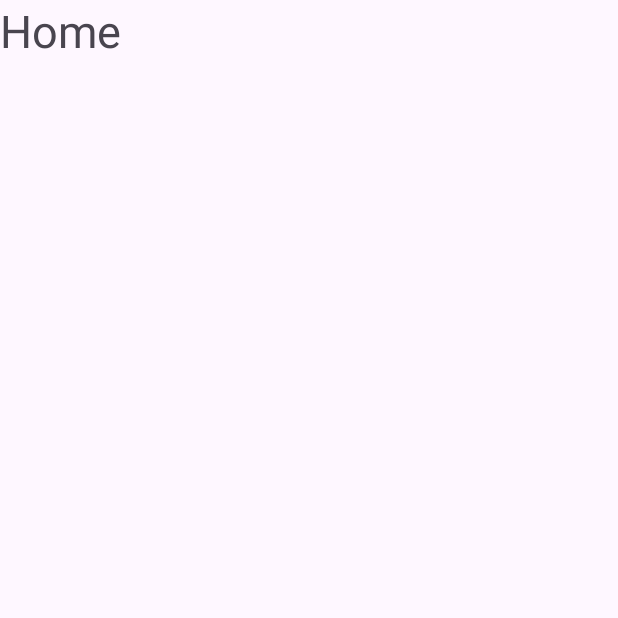
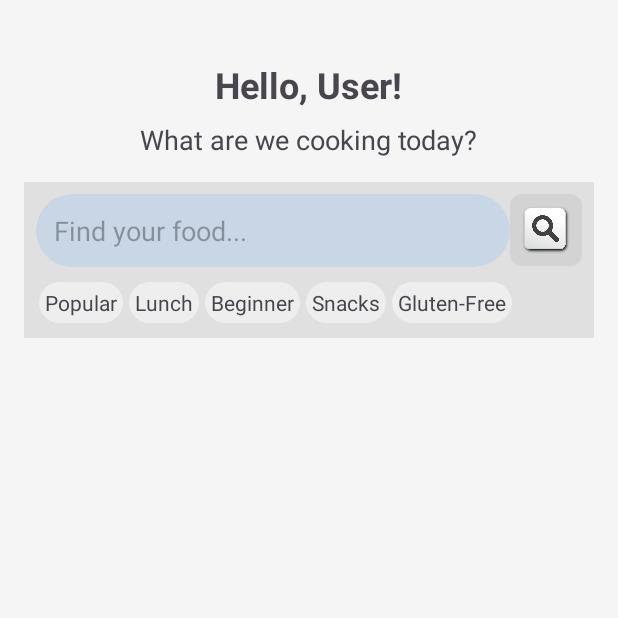
Before and after one commit to Sophiayangg/CS407-final-project, an Android app: the Home screen opened directly, with no data from a screen before it, on a phone screen of 412 x 824 dp, the top half of it. Before the commit the part shown is almost empty. Run offline under Robolectric (Android 15) with nearby library versions, the light colour scheme and no system bars.

Commit message:
starting on home page

```diff
--- a/app/src/main/java/com/cs407/final_project/DBHelper.java
+++ b/app/src/main/java/com/cs407/final_project/DBHelper.java
@@ -54,4 +54,37 @@ public class DBHelper{
         }
         return false;
     }
+
+    public String getFirstName(String email) {
+        String firstName = null;
+        Cursor cursor = null;
+        try {
+            // Prepare query to select the first name of the user with the given email
+            String query = "SELECT firstname FROM users WHERE email = ?";
+            cursor = sqLiteDatabase.rawQuery(query, new String[]{email});
+
+            // Check if the cursor has at least one result
+            if (cursor.moveToFirst()) {
+                int firstNameIndex = cursor.getColumnIndex("firstname");
+
+                // Check if the index is valid
+                if (firstNameIndex != -1) {
+                    firstName = cursor.getString(firstNameIndex);
+                } else {
+                    // Handle the case where the column doesn't exist
+                    // This could throw an exception or return null
+                }
+            }
+        } catch (Exception e) {
+            // Handle exceptions
+            e.printStackTrace();
+        } finally {
+            // Make sure to close the cursor
+            if (cursor != null && !cursor.isClosed()) {
+                cursor.close();
+            }
+        }
+        return firstName;
+    }
+
 }
--- a/app/src/main/java/com/cs407/final_project/Home.java
+++ b/app/src/main/java/com/cs407/final_project/Home.java
@@ -3,12 +3,59 @@ package com.cs407.final_project;
 import androidx.appcompat.app.AppCompatActivity;
 
 import android.os.Bundle;
+import android.text.TextUtils;
+import android.view.View;
+import android.widget.EditText;
+import android.widget.TextView;
+
+import java.util.HashSet;
+import java.util.Set;
 
 public class Home extends AppCompatActivity {
+
+    // A set to keep track of selected search terms
+    private Set<String> selectedSearchTerms = new HashSet<>();
 
     @Override
     protected void onCreate(Bundle savedInstanceState) {
         super.onCreate(savedInstanceState);
         setContentView(R.layout.activity_home);
+        TextView tvGreeting = findViewById(R.id.tvGreeting);
+        String name = getIntent().getStringExtra("USER_NAME"); // Get the name passed from MainActivity
+        if (name != null) {
+            tvGreeting.setText("Hello, " + name + "!");
+        } else {
+            tvGreeting.setText("Hello, User!");
+        }
     }
+
+    // The click handler for popular search terms
+    public void onPopularTermClick(View view) {
+        if (view instanceof TextView) {
+            TextView textView = (TextView) view;
+            String term = textView.getText().toString();
+
+            // Check if the term is already selected
+            if (selectedSearchTerms.contains(term)) {
+                // If it is, remove it from the set and change the background to indicate it's not selected
+                selectedSearchTerms.remove(term);
+                textView.setBackground(getDrawable(R.drawable.popular_term_background));
+            } else {
+                // If it's not, add it to the set and change the background to indicate it's selected
+                selectedSearchTerms.add(term);
+                textView.setBackground(getDrawable(R.drawable.popular_term_background_selected));
+            }
+
+            updateSearchBar();
+        }
+    }
+
+    // Update the search bar with the selected terms
+    private void updateSearchBar() {
+        EditText etSearch = findViewById(R.id.etSearch);
+        // Join the selected terms with a space and set it to the search bar
+        String searchTerms = TextUtils.join(" ", selectedSearchTerms);
+        etSearch.setText(searchTerms);
+    }
+
 }
--- a/app/src/main/java/com/cs407/final_project/Login.java
+++ b/app/src/main/java/com/cs407/final_project/Login.java
@@ -53,18 +53,23 @@ public class Login extends AppCompatActivity {
                 Context context = getApplicationContext();
                 SQLiteDatabase sqLiteDatabase = context.openOrCreateDatabase("users",Context.MODE_PRIVATE,null);
                 DBHelper dbHelper = new DBHelper(sqLiteDatabase);
-                if(dbHelper.authenticateUser(email,password)){
+                if (dbHelper.authenticateUser(email, password)) {
+                    String firstName = dbHelper.getFirstName(email); // Use the new method to get the first name
+
+                    if (firstName != null && !firstName.isEmpty()) {
+                        Intent intent = new Intent(Login.this, Home.class);
+                        intent.putExtra("USER_NAME", firstName);
+                        startActivity(intent);
+                        finish(); // Close the login activity
+                    } else {
+                        // Handle the error case where the first name couldn't be retrieved
+                        TextView errorMessage = findViewById(R.id.errorMessage);
+                        errorMessage.setText("Error retrieving user information.");
+                    }
+                } else {
+                    // Authentication failed
                     TextView errorMessage = findViewById(R.id.errorMessage);
-                    errorMessage.setText("");
-                    editTextEmail.setText("");
-                    editTextPassword.setText("");
-                    Intent intent = new Intent(Login.this, Home.class);
-                    startActivity(intent);
-                }else{
-                    editTextEmail.setText("");
-                    editTextPassword.setText("");
-                    TextView errorMessage = findViewById(R.id.errorMessage);
-                    errorMessage.setText("Invalid email or password");
+                    errorMessage.setText("Invalid email or password.");
                 }
             }
         });
--- a/app/src/main/java/com/cs407/final_project/MainActivity.java
+++ b/app/src/main/java/com/cs407/final_project/MainActivity.java
@@ -71,7 +71,7 @@ public class MainActivity extends AppCompatActivity {
                 }
 
                 if (!isPasswordStrong(password)) {
-                    showErrorToast("Password does not meet requirements.");
+                    showErrorToast("Password must be at least 6 characters long, contain at least one number, and one lowercase letter.");
                     return;
                 }
                 Context context = getApplicationContext();
@@ -83,11 +83,12 @@ public class MainActivity extends AppCompatActivity {
 
                 // Check if the message indicates a duplicate email and show a Toast in that case
                 if (message.contains("already registered")) {
-                    Toast.makeText(MainActivity.this, "duplicated email.", Toast.LENGTH_LONG).show();
-                    //showErrorToast(message);
+                    //Toast.makeText(MainActivity.this, "duplicated email.", Toast.LENGTH_LONG).show();
+                    showErrorToast(message);
                 } else {
                     // Only proceed to the Home activity if the user was registered successfully
                     Intent intent = new Intent(MainActivity.this, Home.class);
+                    intent.putExtra("USER_NAME", firstname); // Pass the user's first name
                     startActivity(intent);
                 }
 
--- /dev/null
+++ b/app/src/main/res/drawable/button_search_custom.xml
@@ -0,0 +1,15 @@
+<?xml version="1.0" encoding="utf-8"?>
+<selector xmlns:android="http://schemas.android.com/apk/res/android">
+    <item android:state_pressed="true">
+        <shape>
+            <solid android:color="@color/pressed_color" />
+            <corners android:radius="8dp" />
+        </shape>
+    </item>
+    <item>
+        <shape>
+            <solid android:color="@color/default_color" />
+            <corners android:radius="8dp" />
+        </shape>
+    </item>
+</selector>
--- /dev/null
+++ b/app/src/main/res/drawable/popular_term_background.xml
@@ -0,0 +1,7 @@
+<?xml version="1.0" encoding="utf-8"?>
+<shape xmlns:android="http://schemas.android.com/apk/res/android">
+    <solid android:color="#EEEEEE"/>
+    <corners android:radius="16dp"/>
+    <padding android:left="8dp" android:top="4dp"
+        android:right="8dp" android:bottom="4dp"/>
+</shape>
--- /dev/null
+++ b/app/src/main/res/drawable/popular_term_background_selected.xml
@@ -0,0 +1,7 @@
+<?xml version="1.0" encoding="utf-8"?>
+<shape xmlns:android="http://schemas.android.com/apk/res/android">
+    <solid android:color="#2196F3"/>
+    <corners android:radius="16dp"/>
+    <padding android:left="8dp" android:top="4dp"
+        android:right="8dp" android:bottom="4dp"/>
+</shape>
--- /dev/null
+++ b/app/src/main/res/drawable/search_background.xml
@@ -0,0 +1,5 @@
+<?xml version="1.0" encoding="utf-8"?>
+<shape xmlns:android="http://schemas.android.com/apk/res/android">
+    <solid android:color="#c8d6e5" />
+    <corners android:radius="50dp" />
+</shape>
--- a/app/src/main/res/layout/activity_home.xml
+++ b/app/src/main/res/layout/activity_home.xml
@@ -1,17 +1,130 @@
 <?xml version="1.0" encoding="utf-8"?>
-<androidx.constraintlayout.widget.ConstraintLayout xmlns:android="http://schemas.android.com/apk/res/android"
-    xmlns:app="http://schemas.android.com/apk/res-auto"
-    xmlns:tools="http://schemas.android.com/tools"
+<RelativeLayout xmlns:android="http://schemas.android.com/apk/res/android"
     android:layout_width="match_parent"
     android:layout_height="match_parent"
-    tools:context=".Home">
+    android:padding="16dp"
+    android:background="#f5f5f5">
 
     <TextView
-        android:id="@+id/textView"
+        android:id="@+id/tvGreeting"
         android:layout_width="wrap_content"
         android:layout_height="wrap_content"
-        android:text="Home"
-        android:textSize="30dp"
-        tools:layout_editor_absoluteX="165dp"
-        tools:layout_editor_absoluteY="345dp" />
-</androidx.constraintlayout.widget.ConstraintLayout>
+        android:text="Hello, "
+        android:textSize="24sp"
+        android:textStyle="bold"
+        android:layout_marginTop="24dp"
+        android:layout_centerHorizontal="true" />
+
+    <TextView
+        android:id="@+id/tvCookingPrompt"
+        android:layout_width="wrap_content"
+        android:layout_height="wrap_content"
+        android:layout_below="@id/tvGreeting"
+        android:text="What are we cooking today?"
+        android:textAppearance="@style/TextAppearance.AppCompat.Medium"
+        android:layout_centerHorizontal="true"
+        android:layout_marginTop="8dp"/>
+
+    <LinearLayout
+        android:id="@+id/searchSection"
+        android:layout_width="match_parent"
+        android:layout_height="wrap_content"
+        android:layout_below="@id/tvCookingPrompt"
+        android:orientation="vertical"
+        android:background="#e0e0e0"
+        android:layout_marginTop="16dp"
+        android:padding="8dp">
+
+    <!-- Search bar and button -->
+    <LinearLayout
+        android:layout_width="match_parent"
+        android:layout_height="wrap_content"
+        android:orientation="horizontal">
+
+        <EditText
+            android:id="@+id/etSearch"
+            android:layout_width="0dp"
+            android:layout_height="wrap_content"
+            android:layout_weight="1"
+            android:hint="Find your food..."
+            android:background="@drawable/search_background"
+            android:padding="12dp" />
+
+        <ImageButton
+            android:id="@+id/btnSearch"
+            android:layout_width="48dp"
+            android:layout_height="48dp"
+            android:background="@drawable/button_search_custom"
+            android:src="@drawable/button"
+            android:scaleType="fitCenter"
+            android:padding="8dp" />
+    </LinearLayout>
+
+    <!-- Container for popular search terms -->
+    <LinearLayout
+        android:layout_width="match_parent"
+        android:layout_height="wrap_content"
+        android:orientation="horizontal"
+        android:gravity="start|center_vertical"
+        android:layout_marginTop="8dp">
+
+        <!-- Repeat this block for each popular term you want to display -->
+        <TextView
+            android:layout_width="wrap_content"
+            android:layout_height="wrap_content"
+            android:text="Popular"
+            android:background="@drawable/popular_term_background"
+            android:padding="4dp"
+            android:layout_margin="2dp"
+            android:clickable="true"
+            android:focusable="true"
+            android:onClick="onPopularTermClick"/>
+        <TextView
+            android:layout_width="wrap_content"
+            android:layout_height="wrap_content"
+            android:text="Lunch"
+            android:background="@drawable/popular_term_background"
+            android:padding="4dp"
+            android:layout_margin="2dp"
+            android:clickable="true"
+            android:focusable="true"
+            android:onClick="onPopularTermClick"/>
+        <TextView
+            android:layout_width="wrap_content"
+            android:layout_height="wrap_content"
+            android:text="Beginner"
+            android:background="@drawable/popular_term_background"
+            android:padding="4dp"
+            android:layout_margin="2dp"
+            android:clickable="true"
+            android:focusable="true"
+            android:onClick="onPopularTermClick"/>
+        <TextView
+            android:layout_width="wrap_content"
+            android:layout_height="wrap_content"
+            android:text="Snacks"
+            android:background="@drawable/popular_term_background"
+            android:padding="4dp"
+            android:layout_margin="2dp"
+            android:clickable="true"
+            android:focusable="true"
+            android:onClick="onPopularTermClick"/>
+        <TextView
+            android:layout_width="wrap_content"
+            android:layout_height="wrap_content"
+            android:text="Gluten-Free"
+            android:background="@drawable/popular_term_background"
+            android:padding="4dp"
+            android:layout_margin="2dp"
+            android:clickable="true"
+            android:focusable="true"
+            android:onClick="onPopularTermClick"/>
+
+
+    </LinearLayout>
+</LinearLayout>
+
+
+    <!-- Include other UI components as needed -->
+
+</RelativeLayout>
--- a/app/src/main/res/values/colors.xml
+++ b/app/src/main/res/values/colors.xml
@@ -6,5 +6,7 @@
     <color name="myTextColor">#FF0000</color>
     <color name="errorColor">#D32F2F</color> <!-- Red for errors -->
     <color name="backgroundColor">#FFFFFF</color> <!-- White for the background -->
+    <color name="default_color">#D3D3D3</color> <!-- Light grey for default -->
+    <color name="pressed_color">#A9A9A9</color>
 
 </resources>
```
Also changed, not shown: app/src/main/res/drawable/button.png (added).
